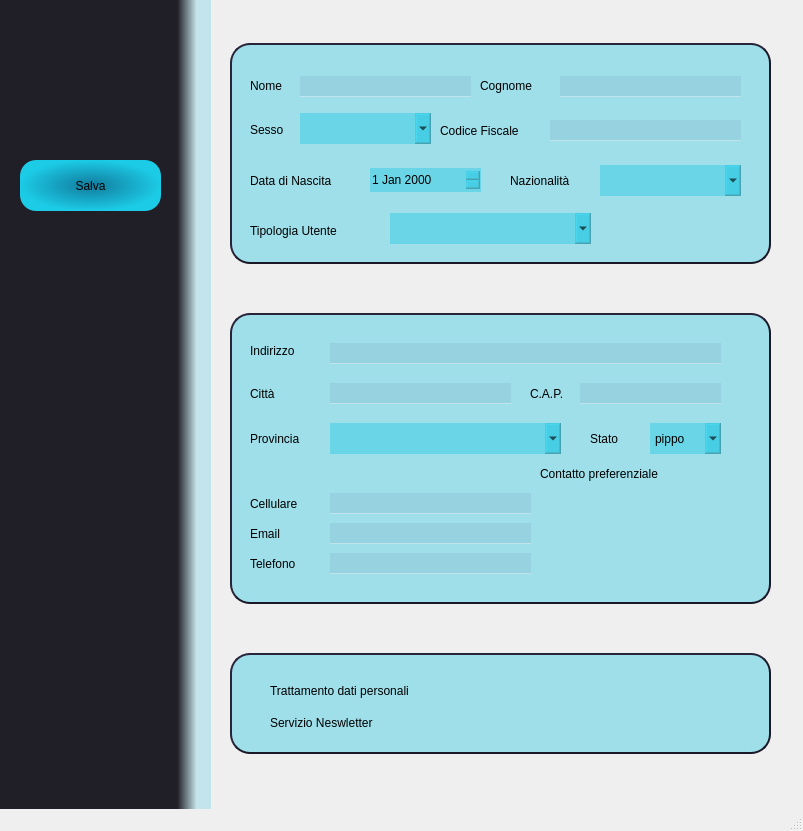
This is designer/New User View/NewUserView.ui in begbaj/babelib as Qt 5 draws it before an edit. The edited form follows.
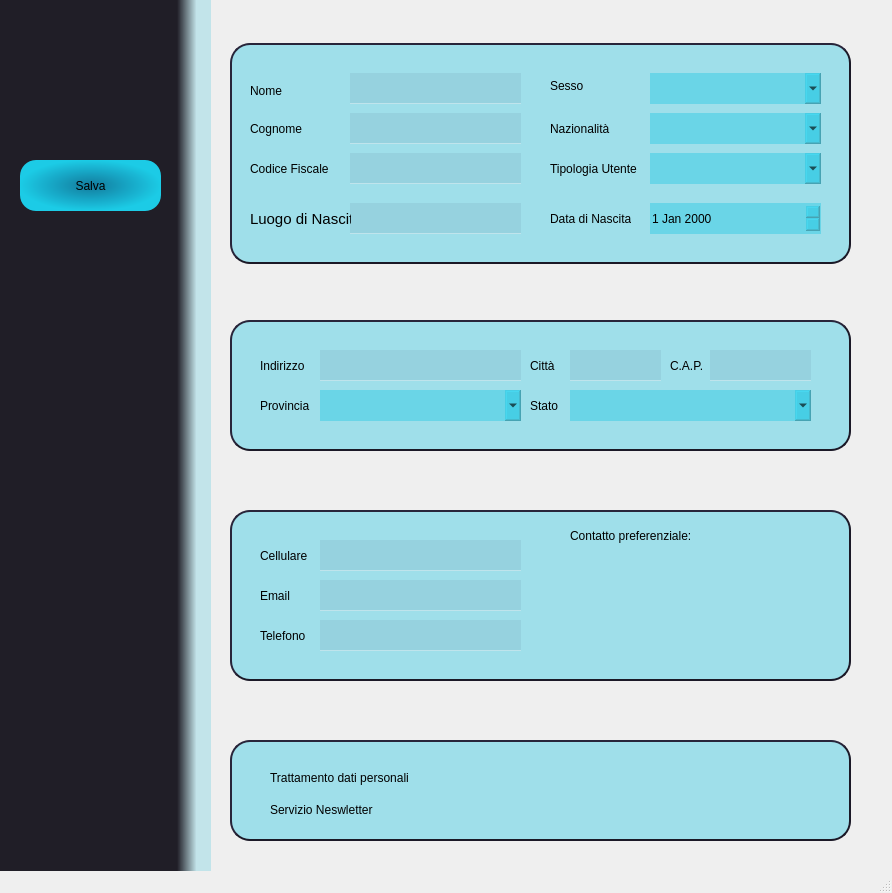
This is the edited form. Icons and pictures are not drawn.

Commit message: modifiche alle view e implementazioni checkbox

Diff of the .ui file:
```diff
--- a/designer/New User View/NewUserView.ui
+++ b/designer/New User View/NewUserView.ui
@@ -6,8 +6,8 @@
    <rect>
     <x>0</x>
     <y>0</y>
-    <width>803</width>
-    <height>831</height>
+    <width>892</width>
+    <height>893</height>
    </rect>
   </property>
   <property name="windowTitle">
@@ -68,7 +68,7 @@
      <property name="geometry">
       <rect>
        <x>60</x>
-       <y>710</y>
+       <y>760</y>
        <width>71</width>
        <height>51</height>
       </rect>
@@ -121,7 +121,7 @@
    <widget class="QLabel" name="label_2">
     <property name="geometry">
      <rect>
-      <x>250</x>
+      <x>240</x>
       <y>13</y>
       <width>51</width>
       <height>51</height>
@@ -148,7 +148,7 @@
     <property name="geometry">
      <rect>
       <x>250</x>
-      <y>623</y>
+      <y>710</y>
       <width>51</width>
       <height>51</height>
      </rect>
@@ -174,9 +174,9 @@
     <property name="geometry">
      <rect>
       <x>230</x>
-      <y>313</y>
-      <width>541</width>
-      <height>291</height>
+      <y>510</y>
+      <width>621</width>
+      <height>171</height>
      </rect>
     </property>
     <property name="styleSheet">
@@ -192,197 +192,13 @@
     <property name="frameShadow">
      <enum>QFrame::Raised</enum>
     </property>
-    <widget class="QLabel" name="positionLabel_2">
-     <property name="geometry">
-      <rect>
-       <x>360</x>
-       <y>116</y>
-       <width>41</width>
-       <height>20</height>
-      </rect>
-     </property>
-     <property name="styleSheet">
-      <string notr="true">font: 75 bold 11pt &quot;Arial&quot;;
-border:none;
-background-color:none;</string>
-     </property>
-     <property name="text">
-      <string>Stato</string>
-     </property>
-    </widget>
-    <widget class="QLabel" name="ninventaryLabe_2">
-     <property name="geometry">
-      <rect>
-       <x>20</x>
-       <y>30</y>
-       <width>71</width>
-       <height>16</height>
-      </rect>
-     </property>
-     <property name="styleSheet">
-      <string notr="true">font: 75 bold 11pt &quot;Arial&quot;;
-border:none;
-background-color:none;</string>
-     </property>
-     <property name="text">
-      <string>Indirizzo</string>
-     </property>
-    </widget>
-    <widget class="QLineEdit" name="addressField">
-     <property name="geometry">
-      <rect>
-       <x>100</x>
-       <y>30</y>
-       <width>391</width>
-       <height>21</height>
-      </rect>
-     </property>
-     <property name="styleSheet">
-      <string notr="true">border:none;
-background-color: rgba(23, 28, 78, 17);
-color:rgb(255, 255, 255);
-font: 14pt &quot;Source Code Pro for Powerline&quot;;
-border:none;
-border-bottom: 1px solid rgba(255, 255, 255, 100);
-</string>
-     </property>
-     <property name="readOnly">
-      <bool>true</bool>
-     </property>
-     <property name="placeholderText">
-      <string/>
-     </property>
-    </widget>
-    <widget class="QLabel" name="ISBNLabel_2">
-     <property name="geometry">
-      <rect>
-       <x>20</x>
-       <y>70</y>
-       <width>61</width>
-       <height>21</height>
-      </rect>
-     </property>
-     <property name="styleSheet">
-      <string notr="true">font: 75 bold 11pt &quot;Arial&quot;;
-border:none;
-background-color:none;</string>
-     </property>
-     <property name="text">
-      <string>Città</string>
-     </property>
-    </widget>
-    <widget class="QLineEdit" name="cityField">
-     <property name="geometry">
-      <rect>
-       <x>100</x>
-       <y>70</y>
-       <width>181</width>
-       <height>21</height>
-      </rect>
-     </property>
-     <property name="styleSheet">
-      <string notr="true">border:none;
-background-color: rgba(23, 28, 78, 17);
-color:rgb(255, 255, 255);
-font: 14pt &quot;Source Code Pro for Powerline&quot;;
-border:none;
-border-bottom: 1px solid rgba(255, 255, 255, 100);
-</string>
-     </property>
-     <property name="readOnly">
-      <bool>true</bool>
-     </property>
-     <property name="placeholderText">
-      <string/>
-     </property>
-    </widget>
-    <widget class="QLabel" name="palchettoLabel_2">
-     <property name="geometry">
-      <rect>
-       <x>300</x>
-       <y>70</y>
-       <width>41</width>
-       <height>21</height>
-      </rect>
-     </property>
-     <property name="styleSheet">
-      <string notr="true">font: 75 bold 11pt &quot;Arial&quot;;
-border:none;
-background-color:none;</string>
-     </property>
-     <property name="text">
-      <string>C.A.P.</string>
-     </property>
-    </widget>
-    <widget class="QLineEdit" name="capField">
-     <property name="geometry">
-      <rect>
-       <x>350</x>
-       <y>70</y>
-       <width>141</width>
-       <height>21</height>
-      </rect>
-     </property>
-     <property name="styleSheet">
-      <string notr="true">border:none;
-background-color: rgba(23, 28, 78, 17);
-color:rgb(255, 255, 255);
-font: 14pt &quot;Source Code Pro for Powerline&quot;;
-border:none;
-border-bottom: 1px solid rgba(255, 255, 255, 100);
-</string>
-     </property>
-     <property name="readOnly">
-      <bool>true</bool>
-     </property>
-     <property name="placeholderText">
-      <string/>
-     </property>
-    </widget>
-    <widget class="QLabel" name="ISBNLabel_3">
-     <property name="geometry">
-      <rect>
-       <x>20</x>
-       <y>115</y>
-       <width>71</width>
-       <height>21</height>
-      </rect>
-     </property>
-     <property name="styleSheet">
-      <string notr="true">font: 75 bold 11pt &quot;Arial&quot;;
-border:none;
-background-color:none;</string>
-     </property>
-     <property name="text">
-      <string>Provincia</string>
-     </property>
-    </widget>
-    <widget class="QComboBox" name="districtBox">
-     <property name="geometry">
-      <rect>
-       <x>100</x>
-       <y>110</y>
-       <width>231</width>
-       <height>31</height>
-      </rect>
-     </property>
-     <property name="styleSheet">
-      <string notr="true">font: italic 10pt &quot;Arial&quot;;
-border:none;</string>
-     </property>
-     <item>
-      <property name="text">
-       <string/>
-      </property>
-     </item>
-    </widget>
     <widget class="QLabel" name="ninventaryLabe_3">
      <property name="geometry">
       <rect>
-       <x>20</x>
-       <y>180</y>
-       <width>71</width>
-       <height>21</height>
+       <x>30</x>
+       <y>30</y>
+       <width>51</width>
+       <height>31</height>
       </rect>
      </property>
      <property name="styleSheet">
@@ -397,10 +213,10 @@
     <widget class="QLabel" name="ninventaryLabe_4">
      <property name="geometry">
       <rect>
-       <x>20</x>
-       <y>210</y>
+       <x>30</x>
+       <y>70</y>
        <width>51</width>
-       <height>21</height>
+       <height>31</height>
       </rect>
      </property>
      <property name="styleSheet">
@@ -415,10 +231,10 @@
     <widget class="QLabel" name="ninventaryLabe_5">
      <property name="geometry">
       <rect>
-       <x>20</x>
-       <y>240</y>
+       <x>30</x>
+       <y>110</y>
        <width>71</width>
-       <height>21</height>
+       <height>31</height>
       </rect>
      </property>
      <property name="styleSheet">
@@ -433,10 +249,10 @@
     <widget class="QLineEdit" name="cellField">
      <property name="geometry">
       <rect>
-       <x>100</x>
-       <y>180</y>
+       <x>90</x>
+       <y>30</y>
        <width>201</width>
-       <height>21</height>
+       <height>31</height>
       </rect>
      </property>
      <property name="styleSheet">
@@ -458,10 +274,10 @@
     <widget class="QLineEdit" name="emailField">
      <property name="geometry">
       <rect>
-       <x>100</x>
-       <y>210</y>
+       <x>90</x>
+       <y>70</y>
        <width>201</width>
-       <height>21</height>
+       <height>31</height>
       </rect>
      </property>
      <property name="styleSheet">
@@ -483,10 +299,10 @@
     <widget class="QLineEdit" name="telephonField">
      <property name="geometry">
       <rect>
-       <x>100</x>
-       <y>240</y>
+       <x>90</x>
+       <y>110</y>
        <width>201</width>
-       <height>21</height>
+       <height>31</height>
       </rect>
      </property>
      <property name="styleSheet">
@@ -508,9 +324,9 @@
     <widget class="QRadioButton" name="radioButton">
      <property name="geometry">
       <rect>
-       <x>380</x>
-       <y>180</y>
-       <width>100</width>
+       <x>500</x>
+       <y>35</y>
+       <width>31</width>
        <height>20</height>
       </rect>
      </property>
@@ -522,15 +338,15 @@
       <string/>
      </property>
      <property name="checkable">
-      <bool>false</bool>
+      <bool>true</bool>
      </property>
     </widget>
     <widget class="QRadioButton" name="radioButton_2">
      <property name="geometry">
       <rect>
-       <x>380</x>
-       <y>210</y>
-       <width>100</width>
+       <x>501</x>
+       <y>75</y>
+       <width>21</width>
        <height>20</height>
       </rect>
      </property>
@@ -542,14 +358,14 @@
       <string/>
      </property>
      <property name="checkable">
-      <bool>false</bool>
+      <bool>true</bool>
      </property>
     </widget>
     <widget class="QRadioButton" name="radioButton_3">
      <property name="geometry">
       <rect>
-       <x>380</x>
-       <y>240</y>
+       <x>502</x>
+       <y>113</y>
        <width>100</width>
        <height>20</height>
       </rect>
@@ -562,16 +378,16 @@
       <string/>
      </property>
      <property name="checkable">
-      <bool>false</bool>
+      <bool>true</bool>
      </property>
     </widget>
     <widget class="QLabel" name="titleLabel_2">
      <property name="geometry">
       <rect>
-       <x>310</x>
-       <y>150</y>
-       <width>161</width>
-       <height>21</height>
+       <x>340</x>
+       <y>10</y>
+       <width>131</width>
+       <height>31</height>
       </rect>
      </property>
      <property name="styleSheet">
@@ -580,35 +396,16 @@
 background-color:none;</string>
      </property>
      <property name="text">
-      <string>Contatto preferenziale</string>
+      <string>Contatto preferenziale:</string>
      </property>
     </widget>
-    <widget class="QComboBox" name="stateBox">
-     <property name="geometry">
-      <rect>
-       <x>420</x>
-       <y>110</y>
-       <width>71</width>
-       <height>31</height>
-      </rect>
-     </property>
-     <property name="styleSheet">
-      <string notr="true">font: italic 10pt &quot;Arial&quot;;
-border:none;</string>
-     </property>
-     <item>
-      <property name="text">
-       <string>pippo</string>
-      </property>
-     </item>
-    </widget>
    </widget>
    <widget class="QFrame" name="frame_11">
     <property name="geometry">
      <rect>
       <x>230</x>
       <y>43</y>
-      <width>541</width>
+      <width>621</width>
       <height>221</height>
      </rect>
     </property>
@@ -636,8 +433,8 @@
       <rect>
        <x>20</x>
        <y>32</y>
-       <width>41</width>
-       <height>21</height>
+       <width>51</width>
+       <height>31</height>
       </rect>
      </property>
      <property name="styleSheet">
@@ -652,10 +449,10 @@
     <widget class="QLabel" name="authorLabel">
      <property name="geometry">
       <rect>
-       <x>250</x>
-       <y>32</y>
+       <x>20</x>
+       <y>70</y>
        <width>71</width>
-       <height>21</height>
+       <height>31</height>
       </rect>
      </property>
      <property name="styleSheet">
@@ -670,10 +467,10 @@
     <widget class="QLabel" name="natureLabel">
      <property name="geometry">
       <rect>
-       <x>210</x>
-       <y>80</y>
-       <width>111</width>
-       <height>16</height>
+       <x>20</x>
+       <y>110</y>
+       <width>81</width>
+       <height>31</height>
       </rect>
      </property>
      <property name="styleSheet">
@@ -688,10 +485,10 @@
     <widget class="QLabel" name="typeLabel">
      <property name="geometry">
       <rect>
-       <x>20</x>
-       <y>80</y>
+       <x>320</x>
+       <y>33</y>
        <width>47</width>
-       <height>13</height>
+       <height>20</height>
       </rect>
      </property>
      <property name="styleSheet">
@@ -724,9 +521,9 @@
     <widget class="QComboBox" name="genderBox">
      <property name="geometry">
       <rect>
-       <x>70</x>
-       <y>70</y>
-       <width>131</width>
+       <x>420</x>
+       <y>30</y>
+       <width>171</width>
        <height>31</height>
       </rect>
      </property>
@@ -746,10 +543,10 @@
     <widget class="QLineEdit" name="nameField">
      <property name="geometry">
       <rect>
-       <x>70</x>
-       <y>33</y>
+       <x>120</x>
+       <y>30</y>
        <width>171</width>
-       <height>21</height>
+       <height>31</height>
       </rect>
      </property>
      <property name="styleSheet">
@@ -774,10 +571,10 @@
     <widget class="QLineEdit" name="surnameField">
      <property name="geometry">
       <rect>
-       <x>330</x>
-       <y>33</y>
-       <width>181</width>
-       <height>21</height>
+       <x>120</x>
+       <y>70</y>
+       <width>171</width>
+       <height>31</height>
       </rect>
      </property>
      <property name="styleSheet">
@@ -799,10 +596,10 @@
     <widget class="QLineEdit" name="fiscalcodeField">
      <property name="geometry">
       <rect>
-       <x>320</x>
-       <y>77</y>
-       <width>191</width>
-       <height>21</height>
+       <x>120</x>
+       <y>110</y>
+       <width>171</width>
+       <height>31</height>
       </rect>
      </property>
      <property name="styleSheet">
@@ -824,10 +621,10 @@
     <widget class="QLabel" name="positionLabel_3">
      <property name="geometry">
       <rect>
-       <x>20</x>
-       <y>130</y>
-       <width>111</width>
-       <height>16</height>
+       <x>320</x>
+       <y>160</y>
+       <width>81</width>
+       <height>31</height>
       </rect>
      </property>
      <property name="styleSheet">
@@ -842,10 +639,10 @@
     <widget class="QDateEdit" name="dateEdit">
      <property name="geometry">
       <rect>
-       <x>140</x>
-       <y>125</y>
-       <width>111</width>
-       <height>24</height>
+       <x>420</x>
+       <y>160</y>
+       <width>171</width>
+       <height>31</height>
       </rect>
      </property>
      <property name="styleSheet">
@@ -861,10 +658,10 @@
     <widget class="QLabel" name="dateLabel_2">
      <property name="geometry">
       <rect>
-       <x>280</x>
-       <y>130</y>
+       <x>320</x>
+       <y>70</y>
        <width>81</width>
-       <height>16</height>
+       <height>31</height>
       </rect>
      </property>
      <property name="styleSheet">
@@ -876,35 +673,13 @@
       <string>Nazionalità</string>
      </property>
     </widget>
-    <widget class="QComboBox" name="nationBox">
-     <property name="geometry">
-      <rect>
-       <x>370</x>
-       <y>122</y>
-       <width>141</width>
-       <height>31</height>
-      </rect>
-     </property>
-     <property name="styleSheet">
-      <string notr="true">font: italic 10pt &quot;Arial&quot;;
-border:none;</string>
-     </property>
-     <property name="editable">
-      <bool>true</bool>
-     </property>
-     <item>
-      <property name="text">
-       <string/>
-      </property>
-     </item>
-    </widget>
     <widget class="QLabel" name="dateLabel_3">
      <property name="geometry">
       <rect>
-       <x>20</x>
-       <y>180</y>
-       <width>121</width>
-       <height>16</height>
+       <x>320</x>
+       <y>115</y>
+       <width>91</width>
+       <height>21</height>
       </rect>
      </property>
      <property name="styleSheet">
@@ -919,9 +694,9 @@
     <widget class="QComboBox" name="usertypeBox">
      <property name="geometry">
       <rect>
-       <x>160</x>
-       <y>170</y>
-       <width>201</width>
+       <x>420</x>
+       <y>110</y>
+       <width>171</width>
        <height>31</height>
       </rect>
      </property>
@@ -935,13 +710,82 @@
       </property>
      </item>
     </widget>
+    <widget class="QLabel" name="label">
+     <property name="geometry">
+      <rect>
+       <x>20</x>
+       <y>160</y>
+       <width>101</width>
+       <height>31</height>
+      </rect>
+     </property>
+     <property name="font">
+      <font>
+       <pointsize>11</pointsize>
+      </font>
+     </property>
+     <property name="styleSheet">
+      <string notr="true">border:none;
+background-color:transparent</string>
+     </property>
+     <property name="text">
+      <string>Luogo di Nascita</string>
+     </property>
+    </widget>
+    <widget class="QLineEdit" name="fiscalcodeField_2">
+     <property name="geometry">
+      <rect>
+       <x>120</x>
+       <y>160</y>
+       <width>171</width>
+       <height>31</height>
+      </rect>
+     </property>
+     <property name="styleSheet">
+      <string notr="true">border:none;
+background-color: rgba(23, 28, 78, 17);
+color:rgb(255, 255, 255);
+font: 14pt &quot;Source Code Pro for Powerline&quot;;
+border:none;
+border-bottom: 1px solid rgba(255, 255, 255, 100);
+</string>
+     </property>
+     <property name="readOnly">
+      <bool>true</bool>
+     </property>
+     <property name="placeholderText">
+      <string/>
+     </property>
+    </widget>
+    <widget class="QComboBox" name="nationBox">
+     <property name="geometry">
+      <rect>
+       <x>420</x>
+       <y>70</y>
+       <width>171</width>
+       <height>31</height>
+      </rect>
+     </property>
+     <property name="styleSheet">
+      <string notr="true">font: italic 10pt &quot;Arial&quot;;
+border:none;</string>
+     </property>
+     <property name="editable">
+      <bool>true</bool>
+     </property>
+     <item>
+      <property name="text">
+       <string/>
+      </property>
+     </item>
+    </widget>
    </widget>
    <widget class="QFrame" name="frame_3">
     <property name="geometry">
      <rect>
       <x>230</x>
-      <y>653</y>
-      <width>541</width>
+      <y>740</y>
+      <width>621</width>
       <height>101</height>
      </rect>
     </property>
@@ -976,7 +820,7 @@
       <string>Trattamento dati personali</string>
      </property>
      <property name="checkable">
-      <bool>false</bool>
+      <bool>true</bool>
      </property>
      <property name="checked">
       <bool>false</bool>
@@ -1007,8 +851,8 @@
    <widget class="QLabel" name="label_4">
     <property name="geometry">
      <rect>
-      <x>250</x>
-      <y>290</y>
+      <x>470</x>
+      <y>487</y>
       <width>41</width>
       <height>41</height>
      </rect>
@@ -1030,6 +874,290 @@
      <bool>true</bool>
     </property>
    </widget>
+   <widget class="QFrame" name="frame_12">
+    <property name="geometry">
+     <rect>
+      <x>230</x>
+      <y>320</y>
+      <width>621</width>
+      <height>131</height>
+     </rect>
+    </property>
+    <property name="minimumSize">
+     <size>
+      <width>0</width>
+      <height>1</height>
+     </size>
+    </property>
+    <property name="styleSheet">
+     <string notr="true">border-radius: 20px;
+border-style: outset;
+border-width: 2px;
+border-color:rgb(27,25,39);
+background-color:rgba(0, 192, 225, 85)</string>
+    </property>
+    <property name="frameShape">
+     <enum>QFrame::StyledPanel</enum>
+    </property>
+    <property name="frameShadow">
+     <enum>QFrame::Raised</enum>
+    </property>
+    <widget class="QLabel" name="ninventaryLabe_2">
+     <property name="geometry">
+      <rect>
+       <x>30</x>
+       <y>30</y>
+       <width>71</width>
+       <height>31</height>
+      </rect>
+     </property>
+     <property name="styleSheet">
+      <string notr="true">font: 75 bold 11pt &quot;Arial&quot;;
+border:none;
+background-color:none;</string>
+     </property>
+     <property name="text">
+      <string>Indirizzo</string>
+     </property>
+    </widget>
+    <widget class="QLineEdit" name="addressField">
+     <property name="geometry">
+      <rect>
+       <x>90</x>
+       <y>30</y>
+       <width>201</width>
+       <height>31</height>
+      </rect>
+     </property>
+     <property name="styleSheet">
+      <string notr="true">border:none;
+background-color: rgba(23, 28, 78, 17);
+color:rgb(255, 255, 255);
+font: 14pt &quot;Source Code Pro for Powerline&quot;;
+border:none;
+border-bottom: 1px solid rgba(255, 255, 255, 100);
+</string>
+     </property>
+     <property name="readOnly">
+      <bool>true</bool>
+     </property>
+     <property name="placeholderText">
+      <string/>
+     </property>
+    </widget>
+    <widget class="QLabel" name="ISBNLabel_2">
+     <property name="geometry">
+      <rect>
+       <x>300</x>
+       <y>30</y>
+       <width>31</width>
+       <height>31</height>
+      </rect>
+     </property>
+     <property name="styleSheet">
+      <string notr="true">font: 75 bold 11pt &quot;Arial&quot;;
+border:none;
+background-color:none;</string>
+     </property>
+     <property name="text">
+      <string>Città</string>
+     </property>
+    </widget>
+    <widget class="QLineEdit" name="cityField">
+     <property name="geometry">
+      <rect>
+       <x>340</x>
+       <y>30</y>
+       <width>91</width>
+       <height>31</height>
+      </rect>
+     </property>
+     <property name="styleSheet">
+      <string notr="true">border:none;
+background-color: rgba(23, 28, 78, 17);
+color:rgb(255, 255, 255);
+font: 14pt &quot;Source Code Pro for Powerline&quot;;
+border:none;
+border-bottom: 1px solid rgba(255, 255, 255, 100);
+</string>
+     </property>
+     <property name="readOnly">
+      <bool>true</bool>
+     </property>
+     <property name="placeholderText">
+      <string/>
+     </property>
+    </widget>
+    <widget class="QLabel" name="palchettoLabel_2">
+     <property name="geometry">
+      <rect>
+       <x>440</x>
+       <y>30</y>
+       <width>41</width>
+       <height>31</height>
+      </rect>
+     </property>
+     <property name="styleSheet">
+      <string notr="true">font: 75 bold 11pt &quot;Arial&quot;;
+border:none;
+background-color:none;</string>
+     </property>
+     <property name="text">
+      <string>C.A.P.</string>
+     </property>
+    </widget>
+    <widget class="QLineEdit" name="capField">
+     <property name="geometry">
+      <rect>
+       <x>480</x>
+       <y>30</y>
+       <width>101</width>
+       <height>31</height>
+      </rect>
+     </property>
+     <property name="styleSheet">
+      <string notr="true">border:none;
+background-color: rgba(23, 28, 78, 17);
+color:rgb(255, 255, 255);
+font: 14pt &quot;Source Code Pro for Powerline&quot;;
+border:none;
+border-bottom: 1px solid rgba(255, 255, 255, 100);
+</string>
+     </property>
+     <property name="readOnly">
+      <bool>true</bool>
+     </property>
+     <property name="placeholderText">
+      <string/>
+     </property>
+    </widget>
+    <widget class="QLabel" name="ISBNLabel_3">
+     <property name="geometry">
+      <rect>
+       <x>30</x>
+       <y>70</y>
+       <width>71</width>
+       <height>31</height>
+      </rect>
+     </property>
+     <property name="styleSheet">
+      <string notr="true">font: 75 bold 11pt &quot;Arial&quot;;
+border:none;
+background-color:none;</string>
+     </property>
+     <property name="text">
+      <string>Provincia</string>
+     </property>
+    </widget>
+    <widget class="QComboBox" name="districtBox">
+     <property name="geometry">
+      <rect>
+       <x>90</x>
+       <y>70</y>
+       <width>201</width>
+       <height>31</height>
+      </rect>
+     </property>
+     <property name="styleSheet">
+      <string notr="true">font: italic 10pt &quot;Arial&quot;;
+border:none;</string>
+     </property>
+     <item>
+      <property name="text">
+       <string/>
+      </property>
+     </item>
+    </widget>
+    <widget class="QLabel" name="positionLabel_2">
+     <property name="geometry">
+      <rect>
+       <x>300</x>
+       <y>70</y>
+       <width>41</width>
+       <height>31</height>
+      </rect>
+     </property>
+     <property name="styleSheet">
+      <string notr="true">font: 75 bold 11pt &quot;Arial&quot;;
+border:none;
+background-color:none;</string>
+     </property>
+     <property name="text">
+      <string>Stato</string>
+     </property>
+    </widget>
+    <widget class="QComboBox" name="stateBox">
+     <property name="geometry">
+      <rect>
+       <x>340</x>
+       <y>70</y>
+       <width>241</width>
+       <height>31</height>
+      </rect>
+     </property>
+     <property name="styleSheet">
+      <string notr="true">font: italic 10pt &quot;Arial&quot;;
+border:none;</string>
+     </property>
+     <item>
+      <property name="text">
+       <string/>
+      </property>
+     </item>
+    </widget>
+   </widget>
+   <widget class="QLabel" name="label_7">
+    <property name="geometry">
+     <rect>
+      <x>240</x>
+      <y>290</y>
+      <width>51</width>
+      <height>51</height>
+     </rect>
+    </property>
+    <property name="styleSheet">
+     <string notr="true">border:none;
+background-color: transparent</string>
+    </property>
+    <property name="text">
+     <string/>
+    </property>
+    <property name="textFormat">
+     <enum>Qt::RichText</enum>
+    </property>
+    <property name="pixmap">
+     <pixmap>images/Icona Casa.png</pixmap>
+    </property>
+    <property name="scaledContents">
+     <bool>true</bool>
+    </property>
+   </widget>
+   <widget class="QLabel" name="label_8">
+    <property name="geometry">
+     <rect>
+      <x>240</x>
+      <y>480</y>
+      <width>51</width>
+      <height>51</height>
+     </rect>
+    </property>
+    <property name="styleSheet">
+     <string notr="true">border:none;
+background-color: transparent</string>
+    </property>
+    <property name="text">
+     <string/>
+    </property>
+    <property name="textFormat">
+     <enum>Qt::RichText</enum>
+    </property>
+    <property name="pixmap">
+     <pixmap>images/Icona Recapiti.png</pixmap>
+    </property>
+    <property name="scaledContents">
+     <bool>true</bool>
+    </property>
+   </widget>
    <zorder>frame_2</zorder>
    <zorder>frame</zorder>
    <zorder>frame_11</zorder>
```
Left out of the diff: 33 changed lines with no effect on the pictures. The commit also changes 8 other files.
